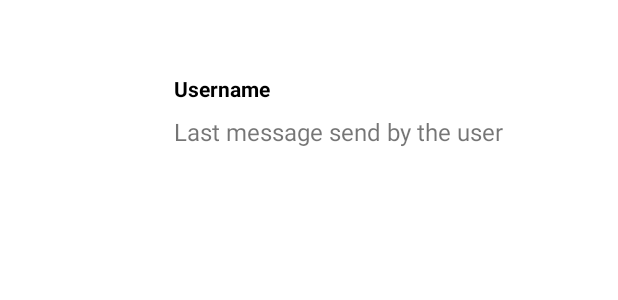
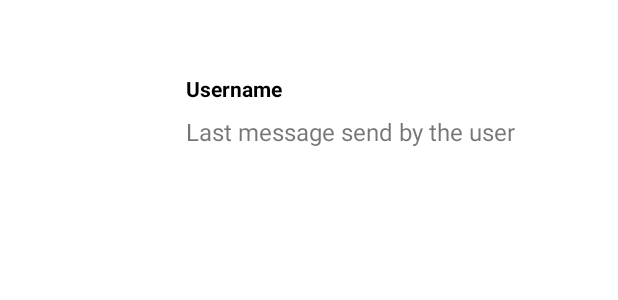
Before and after one commit to htrcak-tvz/Briftreger, an Android app: the layout latest_messages_row.xml on its own in the app's theme, with its tools: preview values and no code run, on a phone screen of 412 x 824 dp. Shown: the top 300 px of the screen. Run offline under Robolectric (Android 15) with nearby library versions, the phone set to English and light mode, and no system bars; plain views replace SimpleDraweeView.

Commit message:
Add finished layout for LatestMessagesActivity

```diff
--- a/app/src/main/java/hr/tvz/android/trcak/briftreger/activities/LatestMessagesActivity.kt
+++ b/app/src/main/java/hr/tvz/android/trcak/briftreger/activities/LatestMessagesActivity.kt
@@ -6,6 +6,7 @@ import android.os.Bundle
 import android.util.Log
 import android.view.Menu
 import android.view.MenuItem
+import androidx.recyclerview.widget.DividerItemDecoration
 import com.google.firebase.auth.FirebaseAuth
 import com.google.firebase.database.*
 import com.xwray.groupie.GroupieAdapter
@@ -33,6 +34,7 @@ class LatestMessagesActivity : AppCompatActivity() {
         setContentView(view)
 
         binding.RVLatestMessages.adapter = adapter
+        binding.RVLatestMessages.addItemDecoration(DividerItemDecoration(this, DividerItemDecoration.VERTICAL))
 
         binding.newMessageButtonLatestMessages.setOnClickListener {
             openListOfUsers()
--- a/app/src/main/res/layout/latest_messages_row.xml
+++ b/app/src/main/res/layout/latest_messages_row.xml
@@ -10,7 +10,7 @@
         android:id="@+id/image_view_new_message"
         android:layout_width="68dp"
         android:layout_height="68dp"
-        android:layout_marginStart="32dp"
+        android:layout_marginStart="24dp"
         android:layout_marginTop="16dp"
         android:layout_marginBottom="16dp"
         app:layout_constraintBottom_toBottomOf="parent"
@@ -25,12 +25,12 @@
         android:id="@+id/username_latest_message"
         android:layout_width="0dp"
         android:layout_height="wrap_content"
-        android:layout_marginStart="16dp"
+        android:layout_marginStart="32dp"
         android:layout_marginEnd="8dp"
         android:layout_marginBottom="8dp"
         android:text="Username"
         android:textColor="@color/black"
-        android:textSize="14dp"
+        android:textSize="14sp"
         android:textStyle="bold"
         app:layout_constraintBottom_toTopOf="@+id/message_latest_message"
         app:layout_constraintEnd_toEndOf="parent"
@@ -43,9 +43,9 @@
         android:id="@+id/message_latest_message"
         android:layout_width="0dp"
         android:layout_height="wrap_content"
-        android:layout_marginStart="16dp"
-        android:textSize="16dp"
+        android:layout_marginStart="32dp"
         android:text="Last message send by the user"
+        android:textSize="16sp"
         app:layout_constraintBottom_toBottomOf="parent"
         app:layout_constraintEnd_toEndOf="parent"
         app:layout_constraintHorizontal_bias="0.5"
```
Also changed, not shown: app/src/main/java/hr/tvz/android/trcak/briftreger/models/LatestMessageItem.kt (+22 -1 lines).
